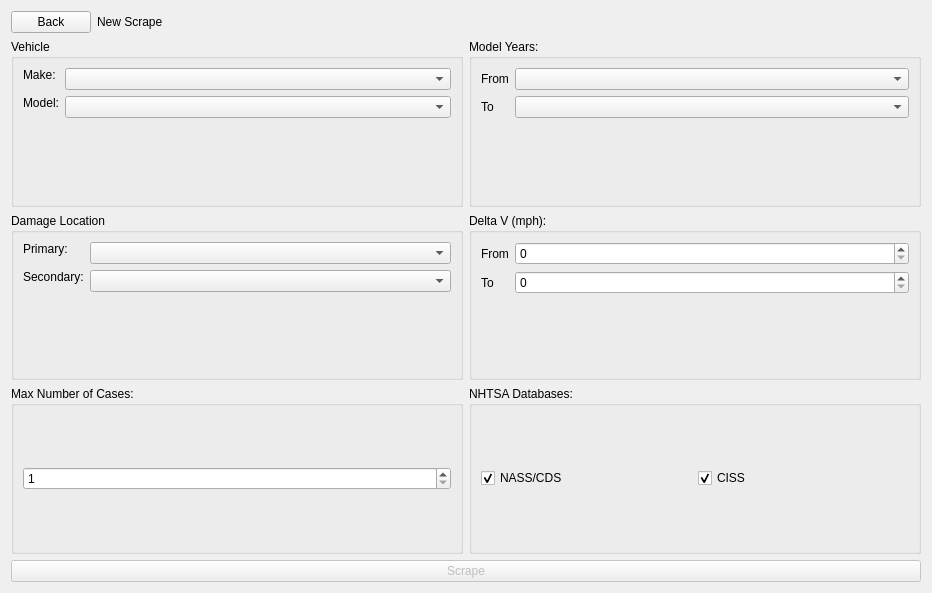
caden-maxwell/nhtsa-scrape, file src/app/ui/ScrapeMenu.ui: the form before one commit.
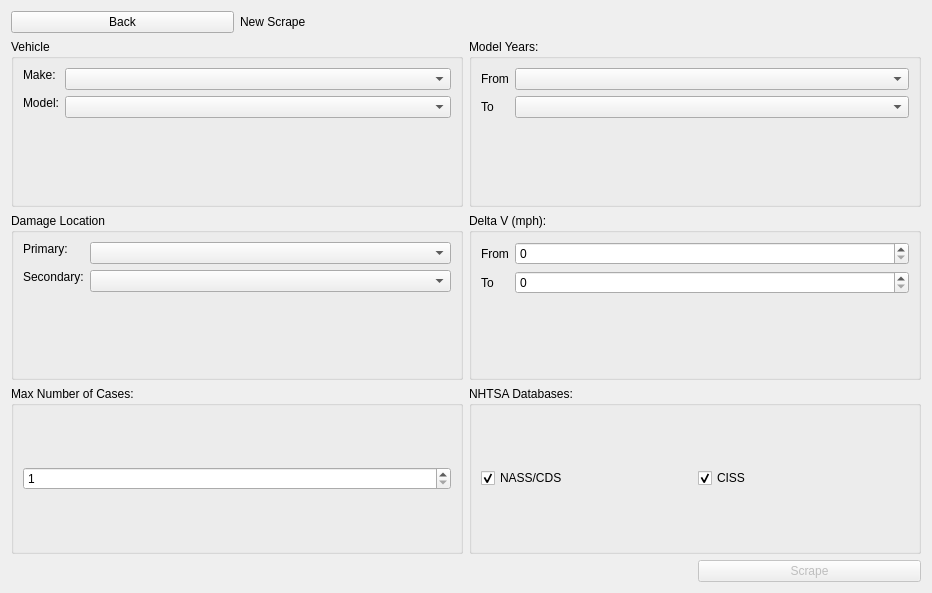
The form after the commit.

Diff of the .ui file:
```diff
--- a/src/app/ui/ScrapeMenu.ui
+++ b/src/app/ui/ScrapeMenu.ui
@@ -13,10 +13,31 @@
   <property name="windowTitle">
    <string>Form</string>
   </property>
-  <layout class="QVBoxLayout" name="verticalLayout" stretch="0,0,0">
-   <item>
-    <layout class="QHBoxLayout" name="topHLayout" stretch="0,1">
-     <item>
+  <layout class="QGridLayout" name="gridLayout">
+   <item row="3" column="3">
+    <widget class="QPushButton" name="submitBtn">
+     <property name="enabled">
+      <bool>false</bool>
+     </property>
+     <property name="text">
+      <string>Scrape</string>
+     </property>
+    </widget>
+   </item>
+   <item row="0" column="1">
+    <widget class="QLabel" name="mainTitle">
+     <property name="sizePolicy">
+      <sizepolicy hsizetype="Preferred" vsizetype="Fixed">
+       <horstretch>0</horstretch>
+       <verstretch>0</verstretch>
+      </sizepolicy>
+     </property>
+     <property name="text">
+      <string>New Scrape</string>
+     </property>
+    </widget>
+   </item>
+   <item row="0" column="0">
       <widget class="QPushButton" name="backBtn">
        <property name="sizePolicy">
         <sizepolicy hsizetype="Minimum" vsizetype="Fixed">
@@ -29,23 +50,8 @@
        </property>
       </widget>
      </item>
-     <item>
-      <widget class="QLabel" name="mainTitle">
-       <property name="sizePolicy">
-        <sizepolicy hsizetype="Preferred" vsizetype="Fixed">
-         <horstretch>0</horstretch>
-         <verstretch>0</verstretch>
-        </sizepolicy>
-       </property>
-       <property name="text">
-        <string>New Scrape</string>
-       </property>
-      </widget>
-     </item>
-    </layout>
-   </item>
-   <item>
-    <layout class="QGridLayout" name="body">
+   <item row="2" column="0" colspan="4">
+    <layout class="QGridLayout" name="body" rowstretch="0,0,0,0">
      <property name="sizeConstraint">
       <enum>QLayout::SetMaximumSize</enum>
      </property>
@@ -245,25 +251,6 @@
        </layout>
       </widget>
      </item>
-     <item row="3" column="1">
-      <widget class="QGroupBox" name="maxCasesBox">
-       <property name="title">
-        <string>Max Number of Cases:</string>
-       </property>
-       <layout class="QHBoxLayout" name="horizontalLayout_4">
-        <item>
-         <widget class="QSpinBox" name="casesSpin">
-          <property name="minimum">
-           <number>1</number>
-          </property>
-          <property name="maximum">
-           <number>999999999</number>
-          </property>
-         </widget>
-        </item>
-       </layout>
-      </widget>
-     </item>
      <item row="3" column="3">
       <widget class="QGroupBox" name="databasesBox">
        <property name="title">
@@ -293,17 +280,26 @@
        </layout>
       </widget>
      </item>
-    </layout>
-   </item>
+     <item row="3" column="1">
+      <widget class="QGroupBox" name="maxCasesBox">
+       <property name="title">
+        <string>Max Number of Cases:</string>
+       </property>
+       <layout class="QHBoxLayout" name="horizontalLayout_4">
    <item>
-    <widget class="QPushButton" name="submitBtn">
-     <property name="enabled">
-      <bool>false</bool>
-     </property>
-     <property name="text">
-      <string>Scrape</string>
-     </property>
-    </widget>
+         <widget class="QSpinBox" name="casesSpin">
+          <property name="minimum">
+           <number>1</number>
+          </property>
+          <property name="maximum">
+           <number>999999999</number>
+          </property>
+         </widget>
+        </item>
+       </layout>
+      </widget>
+     </item>
+    </layout>
    </item>
   </layout>
  </widget>
```
Lines whose indentation alone changed are shown as unchanged.
